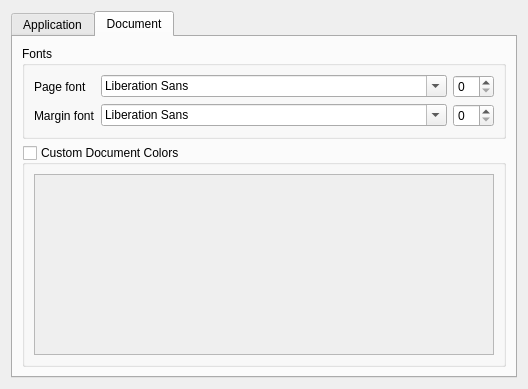
Before: the Qt Designer form blurdev/ide/config/editor/ui/schemeconfig.ui in blurstudio/PrEditor, drawn with Qt 5.
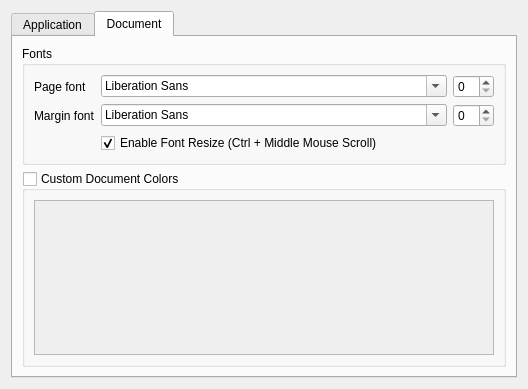
After: the same form once the commit is applied. The open tabs and pages were chosen to show the change.

Commit message: Added ability to disable resizing fonts by holding Ctrl and scrolling with the middle mouse button.

What changed in the file:
```diff
--- a/blurdev/ide/config/editor/ui/schemeconfig.ui
+++ b/blurdev/ide/config/editor/ui/schemeconfig.ui
@@ -158,6 +158,19 @@
           <item row="1" column="2">
            <widget class="QSpinBox" name="uiPageMarginFontSizeSPN"/>
           </item>
+          <item row="2" column="1">
+           <widget class="QCheckBox" name="uiEnableFontResizeCHK">
+            <property name="toolTip">
+             <string>If enabled you can change the font size of a document by holding Ctrl and scrolling with the mouse wheel.</string>
+            </property>
+            <property name="text">
+             <string>Enable Font Resize (Ctrl + Middle Mouse Scroll)</string>
+            </property>
+            <property name="checked">
+             <bool>true</bool>
+            </property>
+           </widget>
+          </item>
          </layout>
         </widget>
        </item>
```
Left out of the diff: 12 changed lines with no effect on the pictures. The commit also changes 2 other files.
